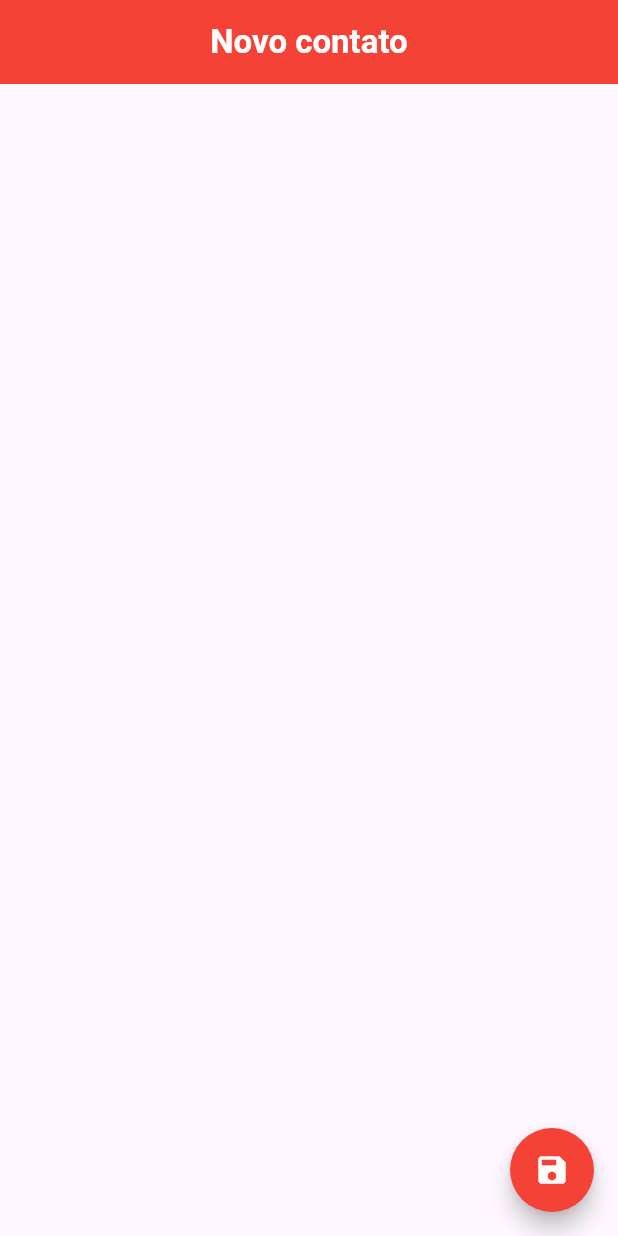
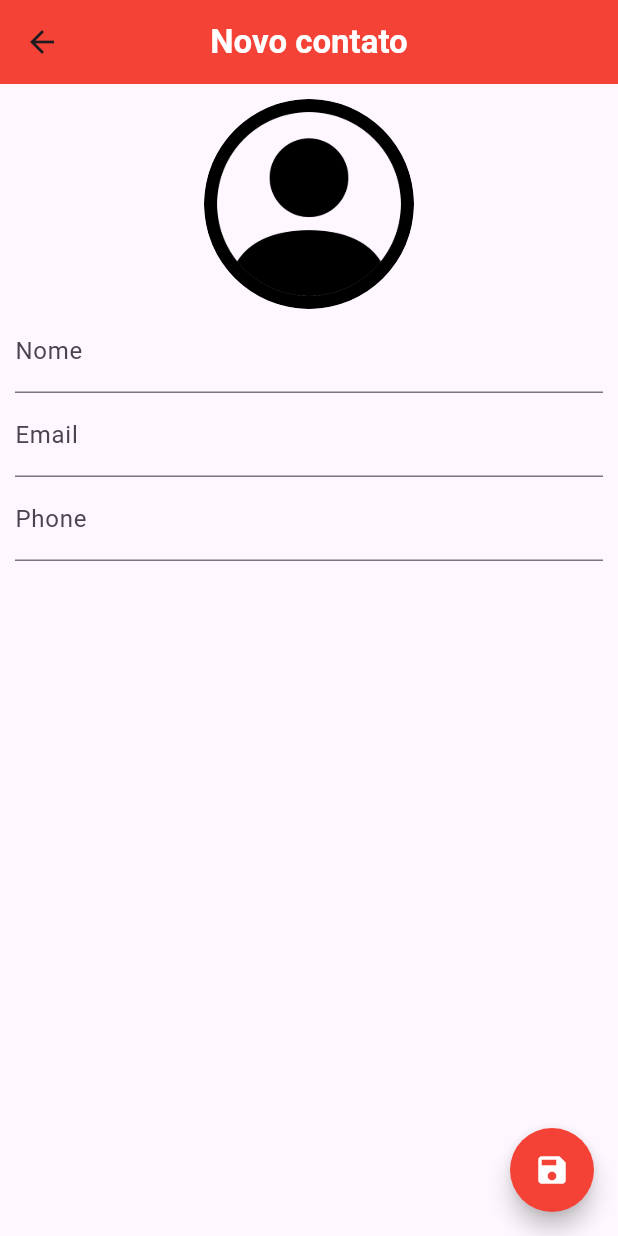
Before and after one commit to mercurio236/agenda_flutter, a Flutter app: the ContactPage screen opened directly, on a phone screen of 412 x 824 dp. Run offline on Flutter 3.47's test engine with Material 3 defaults, Android fonts, the phone set to English and light mode, and no system bars; our stand-ins replace sqflite; missing offline and left inert: dart:ffi; accounts and stored records are empty.

Commit message:
feat: ajustado logica de contato

```diff
--- a/lib/helpers/contact_helper.dart
+++ b/lib/helpers/contact_helper.dart
@@ -15,9 +15,9 @@
 
   ContactHelper.internal();
 
-  late Database _db;
+  Database? _db;
 
-  Future<Database> get db async {
+  Future<Database?> get db async {
     if (_db != null) {
       return _db;
     } else {
--- a/lib/main.dart
+++ b/lib/main.dart
@@ -1,9 +1,8 @@
-import 'package:agenda_flutter/ui/contact_page.dart';
 import 'package:agenda_flutter/ui/home_page.dart';
 import 'package:flutter/material.dart';
 
 void main() async {
   runApp(MaterialApp(
-    home: ContactPage(),
+    home: HomePage(),
   ));
 }
--- a/lib/ui/contact_page.dart
+++ b/lib/ui/contact_page.dart
@@ -1,3 +1,5 @@
+import 'dart:io';
+
 import 'package:agenda_flutter/helpers/contact_helper.dart';
 import 'package:flutter/material.dart';
 
@@ -12,6 +14,11 @@
 }
 
 class _ContactPageState extends State<ContactPage> {
+  final _nameController = TextEditingController();
+  final _emailController = TextEditingController();
+  final _phoneController = TextEditingController();
+
+  bool _userEdited = false;
   late Contact _editedContact;
 
   @override
@@ -25,6 +32,10 @@
     } else {
       //caso ainda nao tenha um contato, aqui vai estar criando e adicionando dentro do map
       _editedContact = Contact.fromMap(widget.contact!.toMap());
+
+      _nameController.text = _editedContact.name!;
+      _emailController.text = _editedContact.email!;
+      _phoneController.text = _editedContact.phone!;
     }
   }
 
@@ -46,6 +57,54 @@
         child: Icon(Icons.save, color: Colors.white),
         backgroundColor: Colors.red,
       ),
+      body: SingleChildScrollView(
+          padding: EdgeInsets.all(10),
+          child: Column(
+            children: [
+              GestureDetector(
+                child: Container(
+                  width: 140,
+                  height: 140,
+                  decoration: BoxDecoration(
+                      shape: BoxShape.circle,
+                      image: _editedContact.img != null
+                          ? DecorationImage(
+                              image: FileImage(File(_editedContact.img!)))
+                          : DecorationImage(
+                              image: AssetImage("images/person.png"),
+                              fit: BoxFit.cover)),
+                ),
+              ),
+              TextField(
+                controller: _nameController,
+                decoration: InputDecoration(labelText: 'Nome'),
+                onChanged: (text) {
+                  _userEdited = true;
+                  setState(() {
+                    _editedContact.name = text;
+                  });
+                },
+              ),
+              TextField(
+                controller: _emailController,
+                decoration: InputDecoration(labelText: 'Email'),
+                onChanged: (text) {
+                  _userEdited = true;
+                  _editedContact.email = text;
+                },
+                keyboardType: TextInputType.emailAddress,
+              ),
+              TextField(
+                controller: _phoneController,
+                decoration: InputDecoration(labelText: 'Phone'),
+                onChanged: (text) {
+                  _userEdited = true;
+                  _editedContact.phone = text;
+                },
+                keyboardType: TextInputType.phone,
+              )
+            ],
+          )),
     );
   }
 }
```
